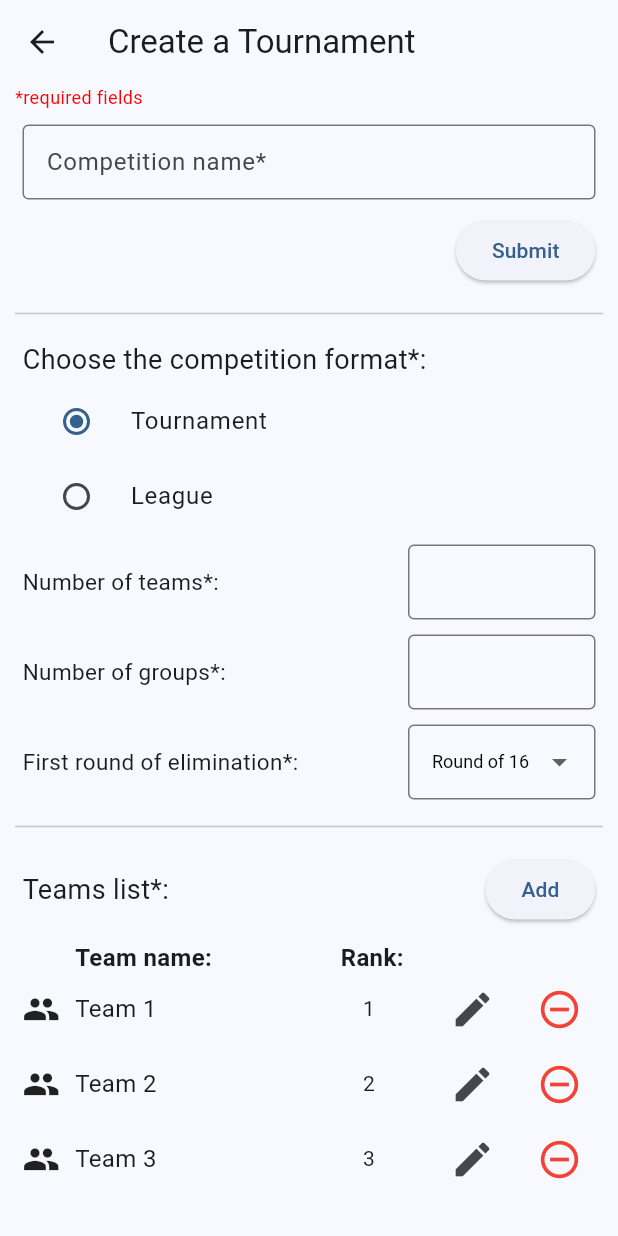
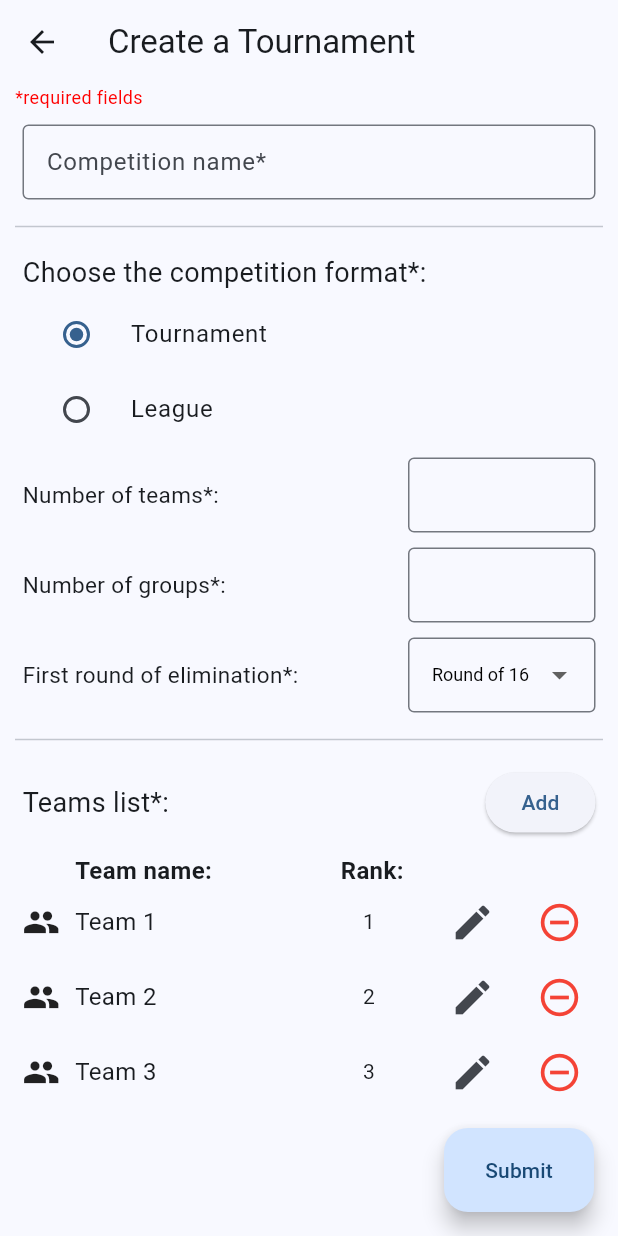
Before and after one commit to tomschulz02/Tournament-Organiser, a Flutter app: the CreateTournamentPageSmall screen opened directly, on a phone screen of 412 x 824 dp. Run offline on Flutter 3.47's test engine with Material 3 defaults, Android fonts, the light colour scheme and no system bars.

Commit message:
Started working on Tournament class; changed the submit button to a FloatingActionButton for mobile version

```diff
--- a/tourganiser/lib/create.dart
+++ b/tourganiser/lib/create.dart
@@ -328,6 +328,24 @@ class CreateTournamentPageSmall extends StatelessWidget {
         title: const Text('Create a Tournament'),
       ),
       body: CreateTournamentFormSmall(),
+      floatingActionButton: SizedBox(
+        width: 100,
+        child: FloatingActionButton(
+          onPressed: () {
+            if (_createFormKey.currentState!.validate()) {
+              ScaffoldMessenger.of(context).showSnackBar(
+                SnackBar(content: Text('Form valid, but no submit function has been created.'))
+              );
+            //TODO: Submission function for button
+            } else {
+              ScaffoldMessenger.of(context).showSnackBar(
+                SnackBar(content: Text('There are some fields that aren\'t vaild. Please try again.'))
+              );
+            }
+          },
+          child: Text("Submit"),
+        ),
+      ),
     );
   }
 }
@@ -377,27 +395,6 @@ class _CreateTournamentFormSmallState extends State<CreateTournamentFormSmall> {
                           return _emptyErrorMsg;
                         }
                         return null;
-                      },
-                    ),
-                  ),
-                ),
-                Padding(
-                  padding: const EdgeInsets.fromLTRB(edgePaddingSmall, 0, edgePaddingSmall, 10),
-                  child: Container(
-                    alignment: Alignment.topRight,
-                    child: ElevatedButton(
-                      child: Text('Submit'),
-                      onPressed: () {
-                        if (_createFormKey.currentState!.validate()) {
-                          ScaffoldMessenger.of(context).showSnackBar(
-                            SnackBar(content: Text('Form valid, but no submit function has been created.'))
-                          );
-                          //TODO: Submission function for button
-                        } else {
-                          ScaffoldMessenger.of(context).showSnackBar(
-                            SnackBar(content: Text('There are some fields that aren\'t vaild. Please try again.'))
-                          );
-                        }
                       },
                     ),
                   ),
--- /dev/null
+++ b/tourganiser/lib/tournament.dart
@@ -0,0 +1,21 @@
+class Tournament{
+
+  String? name;
+  int? noOfTeams;
+  int? noOfGroups;
+  int? teamsToElim;
+  var teamsList = [];
+
+  Tournament(this.name, this.noOfTeams, this.noOfGroups, this.teamsToElim, this.teamsList);
+
+  int findNoOfGroups(int teams){
+    int quotient = (teams/6).floor();
+    int groups = quotient+1;
+
+    if ((teams+quotient)%6 <= quotient){
+      groups++;
+    }
+
+    return groups;
+  }
+}
```
